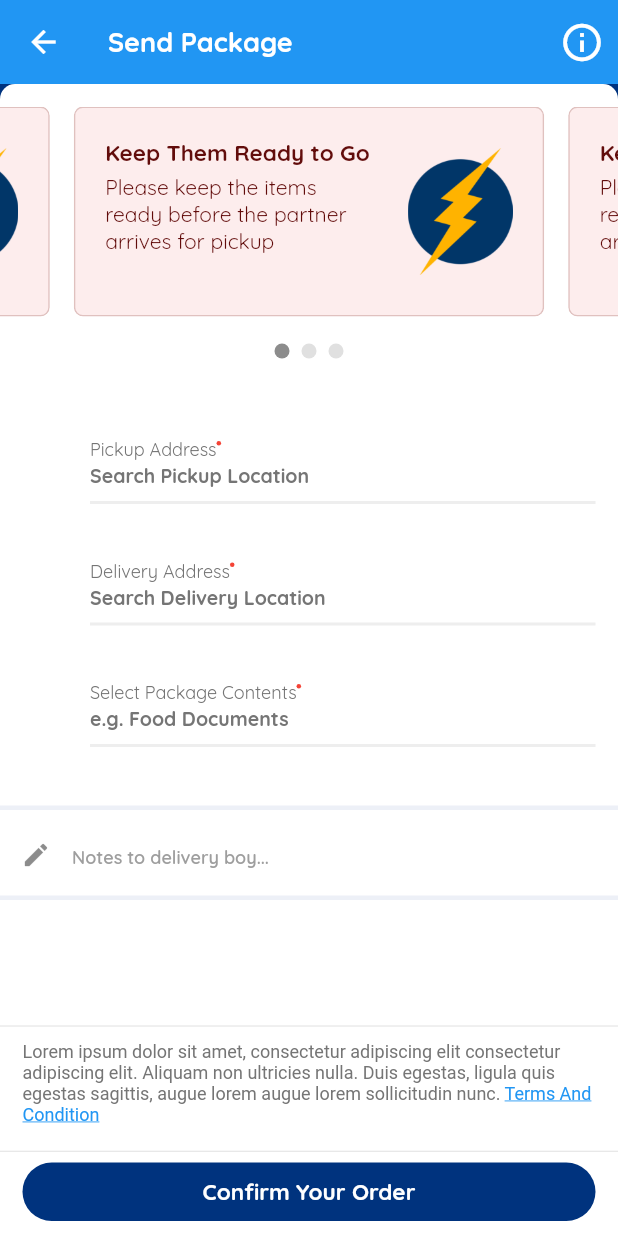
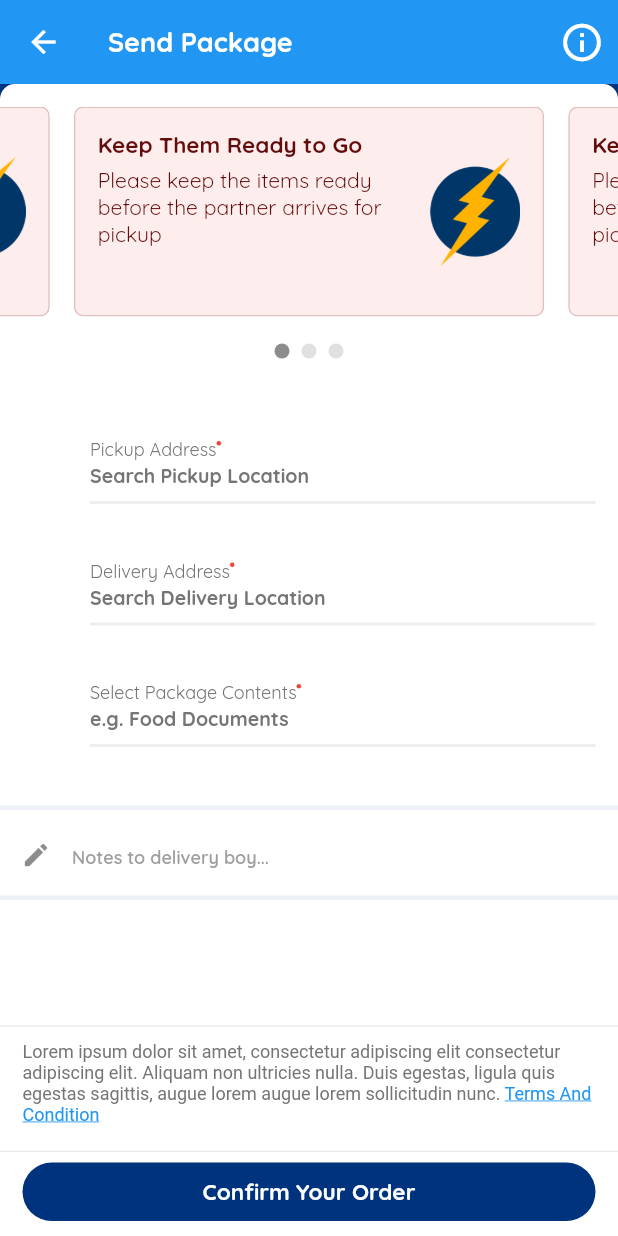
Before and after one commit to Rezuanul-Islam-Fahim/dunzo_ui_clone, a Flutter app: the PickupDropScreen screen opened by its route, on a phone screen of 412 x 824 dp. Run offline on Flutter 3.47's test engine with Material 2 defaults, Android fonts, the phone set to English and light mode, and no system bars; drawn by our look-alikes of carousel_slider; our stand-ins replace dotted_border, font_awesome_flutter; missing offline and left inert: customizable_space_bar.

Commit message:
Fix pickup-drop screen's overflow

```diff
--- a/lib/screens/pickup_drop_screen/components/banner.dart
+++ b/lib/screens/pickup_drop_screen/components/banner.dart
@@ -48,12 +48,10 @@ class Banner extends StatelessWidget {
         borderRadius: BorderRadius.circular(6),
         color: bgColor,
       ),
-      padding: EdgeInsets.only(right: 20),
+      padding: EdgeInsets.all(15),
       child: Row(
         children: [
           Expanded(
-            child: Container(
-              padding: EdgeInsets.all(20),
             child: Column(
               crossAxisAlignment: CrossAxisAlignment.start,
               children: [
@@ -66,17 +64,20 @@ class Banner extends StatelessWidget {
                   ),
                 ),
                 SizedBox(height: 5),
-                  Text(
+                Expanded(
+                  child: Text(
                     subtitle,
                     style: TextStyle(color: textColor),
+                    overflow: TextOverflow.fade,
+                  ),
                 ),
               ],
             ),
           ),
-          ),
+          SizedBox(width: 5),
           Image.asset(
             imgUrl,
-            width: 70,
+            width: 60,
           ),
         ],
       ),
```
Lines whose indentation alone changed are shown as unchanged.
